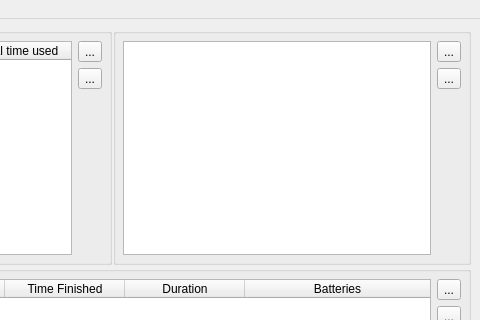
Above: ui/mainwindow.ui from Negativex/battery_control before the change; both pictures show x 255 to 735 and y 0 to 320 of the 735 by 533 pixel window. Below: the same form after it.
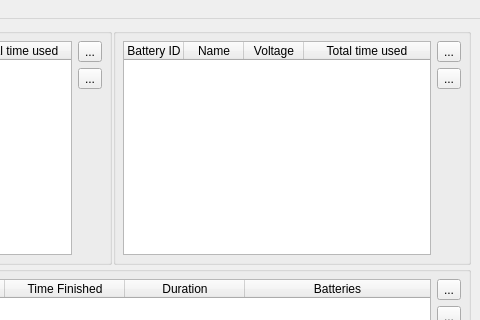
That is the form after the change. Icons and pictures are not drawn.

```diff
--- a/ui/mainwindow.ui
+++ b/ui/mainwindow.ui
@@ -92,7 +92,7 @@
                                         <number>4</number>
                                     </property>
                                     <attribute name="horizontalHeaderVisible">
-                                        <bool>false</bool>
+                                        <bool>true</bool>
                                     </attribute>
                                     <attribute name="horizontalHeaderCascadingSectionResizes">
                                         <bool>true</bool>
```
